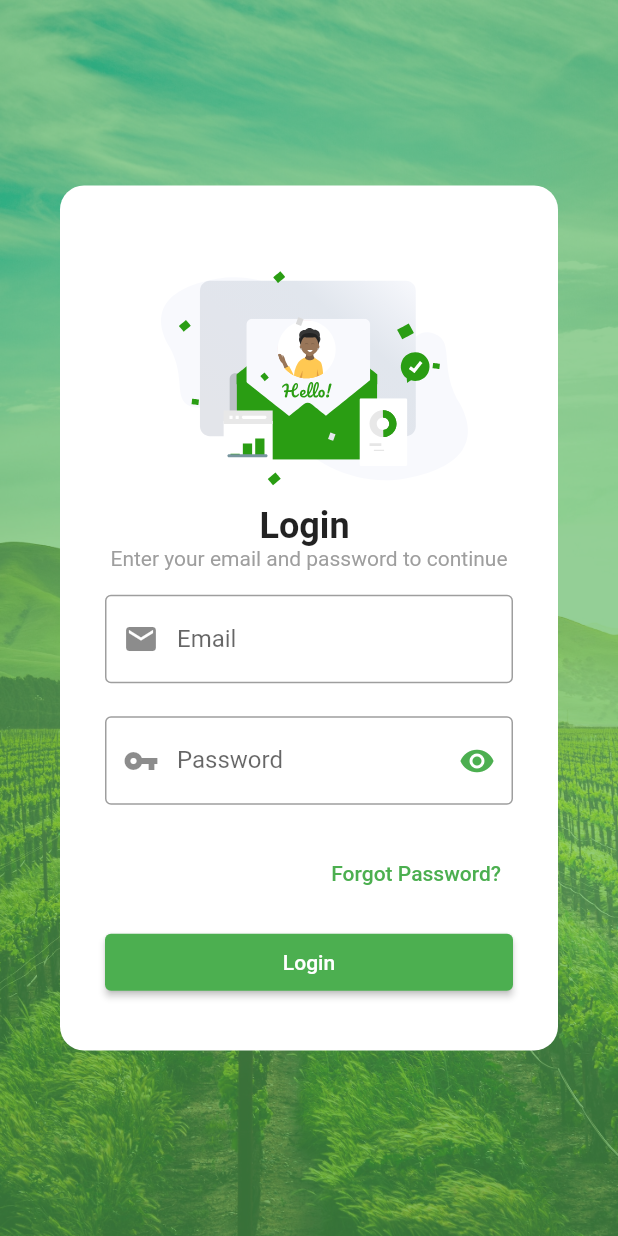
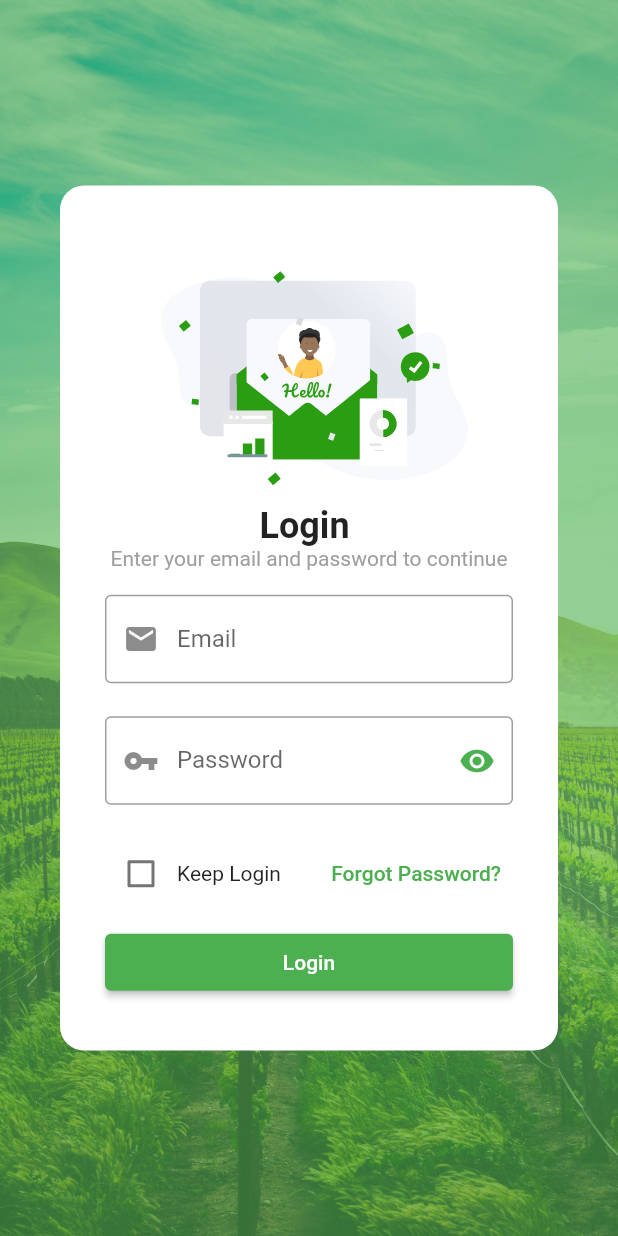
Before and after one commit to jawad4353/Easyagroadmin, a Flutter app: the Forgotpassword screen opened directly, after a tap on the "arrow back" icon, on a phone screen of 412 x 824 dp. Run offline on Flutter 3.47's test engine with Material 2 defaults, Android fonts, the phone set to English and light mode, and no system bars; our stand-ins replace cloud_firestore, email_validator, firebase_core, flutter_easyloading, flutter_spinkit, lottie and 1 more; missing offline and left inert: firedart, fluent_ui, window_size; accounts and stored records are empty; statements that could not run were skipped.

Commit message:
login done

```diff
--- a/lib/Otpverify.dart
+++ b/lib/Otpverify.dart
@@ -8,12 +8,13 @@ import 'package:flutter/material.dart';
 import 'package:flutter/services.dart';
 import 'package:flutter_easyloading/flutter_easyloading.dart';
 import 'package:lottie/lottie.dart';
+import 'package:shared_preferences/shared_preferences.dart';
 import 'home.dart';
 import 'login.dart';
 
 class Otp_verify extends StatefulWidget{
-  var OTP,email;
-  Otp_verify({required this.OTP,required this.email});
+  var OTP,email,keep_login;
+  Otp_verify({required this.OTP,required this.email,required this.keep_login});
   @override
   State<Otp_verify> createState() => _Otp_verifyState();
 }
@@ -70,14 +71,22 @@ class _Otp_verifyState extends State<Otp_verify> {
                 SizedBox(
                     width: double.infinity,
                     height: 38,
-                    child: ElevatedButton(onPressed: (){
+                    child: ElevatedButton(onPressed: () async {
                       if(OTP_controller.text.isEmpty){
                         EasyLoading.showInfo('Enter SMS code (OTP) set to ${widget.email}');
                         return;
                       }
                       if(OTP_controller.text==widget.OTP){
+                        if(widget.keep_login==true){
+                          SharedPreferences pref =await SharedPreferences.getInstance();
+                          await pref.setString("email", "${widget.email}");
+                        }
                         EasyLoading.showSuccess('Login Sucessful');
                         Navigator.pushReplacement(context,Myroute(home()) );
+                        return;
+                      }
+                      else{
+                        EasyLoading.showError('Incorrect OTP');
                         return;
                       }
                     }, child: Text('Verify')))
--- a/lib/login.dart
+++ b/lib/login.dart
@@ -26,7 +26,11 @@ class _LoginState extends State<Login> {
   TextEditingController email=new TextEditingController();
 
   TextEditingController password=new TextEditingController();
-  var hidepassword=true,Email_error='',Email_Error_color=Colors.grey,Password_error='',Password_error_color=Colors.grey;
+  var hidepassword=true,Email_error='',
+      Email_Error_color=Colors.grey,
+      Password_error='',
+      Password_error_color=Colors.grey,
+  keep_login=false;
 
   @override
   void initState() {
@@ -161,16 +165,26 @@ class _LoginState extends State<Login> {
                       ),
                     ),
 
+                   Row(
+                   mainAxisAlignment: MainAxisAlignment.spaceBetween,
+                     children: [
+                  Row(children: [
+                    Checkbox(value: keep_login, onChanged: (a){setState(() {
+                      keep_login=a!;
+                    });}),
+                    Text('Keep Login')
+                  ],),
 
-                    Align(
-                      alignment: Alignment.centerRight,
-                      child: TextButton(
-                        onPressed: () {
-                          Navigator.push(context, Myroute(Forgotpassword (OTP:Generate_OTP())));
-                        },
-                        child: Text('Forgot Password?'),
-                      ),
-                    ),
+                      TextButton(
+                         onPressed: () {
+                           Navigator.push(context, Myroute(Forgotpassword (OTP:Generate_OTP())));
+                         },
+                         child: Text('Forgot Password?'),
+                       ),
+
+                   ],),
+
+
                     Text(''),
                     SizedBox(
                       width: double.infinity,
@@ -205,7 +219,8 @@ class _LoginState extends State<Login> {
                           else{
                            var OTP= Generate_OTP();
                             // Send_mail(result,OTP,email.text);
-                          Navigator.pushReplacement(context, Myroute(  Otp_verify(OTP:OTP,email: email.text,)));
+                           print(OTP);
+                          Navigator.pushReplacement(context, Myroute(  Otp_verify(OTP:OTP,email: email.text,keep_login:keep_login)));
                           EasyLoading.dismiss();
                             return;
                           }
--- a/pubspec.yaml
+++ b/pubspec.yaml
@@ -45,6 +45,8 @@ dependencies:
   flutter_easyloading: ^3.0.3
   email_validator: ^2.1.17
   http: ^0.13.5
+  shared_preferences: ^2.1.0
+  flutter_spinkit: ^5.1.0
   window_size:
     git:
       url: https://github.com/google/flutter-desktop-embedding
```
Also changed, not shown: lib/home.dart (+7 -2 lines), lib/main.dart (+25 -3 lines), lib/supporting.dart (+33 -0 lines), pubspec.lock, 2 other files.
